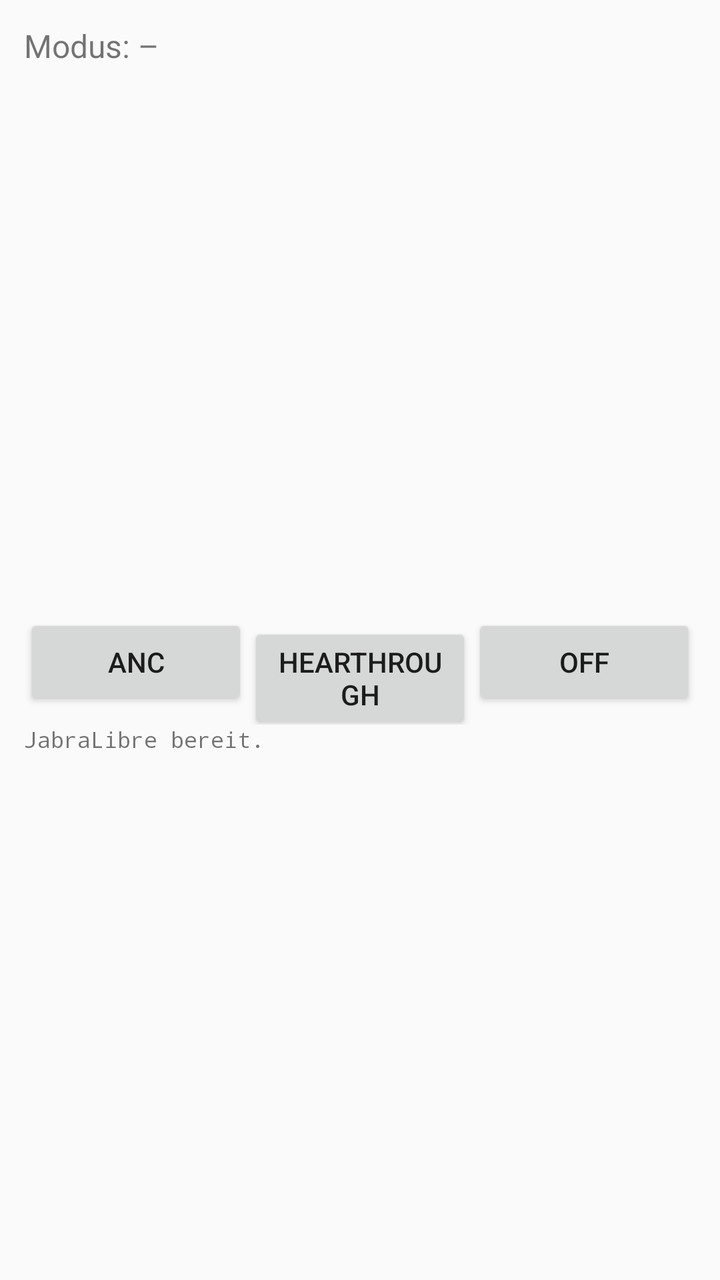
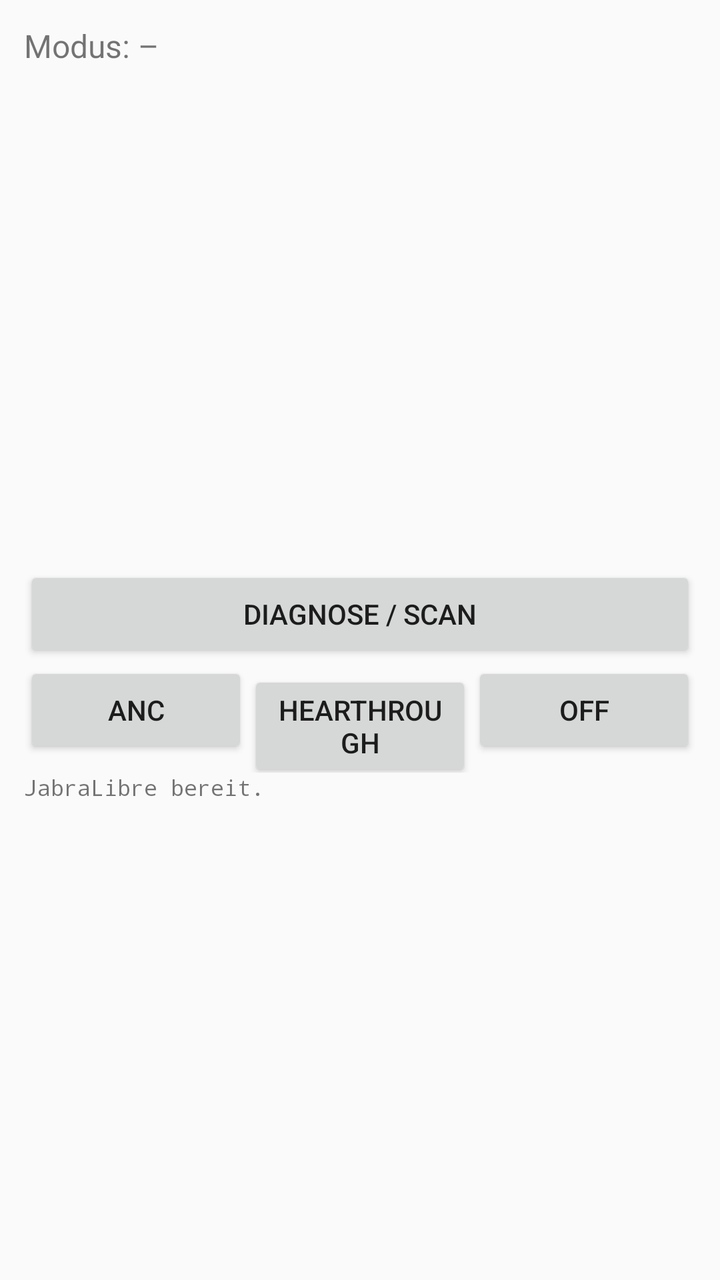

Before-and-after screenshots of an Android layout around one commit, followed by the original layout XML and the change that was made.
<!-- AndroidManifest.xml: application theme Theme.JabraLibre -->
<!-- res/layout/activity_main.xml -->
<?xml version="1.0" encoding="utf-8"?>
<LinearLayout xmlns:android="http://schemas.android.com/apk/res/android"
    android:layout_width="match_parent" android:layout_height="match_parent"
    android:orientation="vertical" android:padding="12dp">

    <TextView
        android:id="@+id/status"
        android:layout_width="match_parent" android:layout_height="wrap_content"
        android:text="Modus: –" android:textSize="16sp" android:paddingBottom="8dp" />

    <ListView
        android:id="@+id/devices"
        android:layout_width="match_parent" android:layout_height="0dp"
        android:layout_weight="1" />

    <LinearLayout
        android:layout_width="match_parent" android:layout_height="wrap_content"
        android:orientation="horizontal">

        <Button android:id="@+id/btnAnc" android:layout_width="0dp"
            android:layout_height="wrap_content" android:layout_weight="1" android:text="ANC" />
        <Button android:id="@+id/btnHt" android:layout_width="0dp"
            android:layout_height="wrap_content" android:layout_weight="1" android:text="HearThrough" />
        <Button android:id="@+id/btnOff" android:layout_width="0dp"
            android:layout_height="wrap_content" android:layout_weight="1" android:text="Off" />
    </LinearLayout>

    <ScrollView
        android:layout_width="match_parent" android:layout_height="0dp"
        android:layout_weight="1">
        <TextView
            android:id="@+id/log"
            android:layout_width="match_parent" android:layout_height="wrap_content"
            android:fontFamily="monospace" android:textSize="11sp"
            android:text="JabraLibre bereit.\n" />
    </ScrollView>
</LinearLayout>
<!-- resources referenced by this layout -->
<resources>
  <style name="Theme.JabraLibre" parent="Theme.AppCompat.DayNight.DarkActionBar" />
</resources>

<!-- the commit's change to res/layout/activity_main.xml (unified diff, before → after) -->
@@ -12,6 +12,12 @@
         android:id="@+id/devices"
         android:layout_width="match_parent" android:layout_height="0dp"
         android:layout_weight="1" />
+
+    <Button
+        android:id="@+id/btnDiag"
+        android:layout_width="match_parent"
+        android:layout_height="wrap_content"
+        android:text="Diagnose / Scan" />
 
     <LinearLayout
         android:layout_width="match_parent" android:layout_height="wrap_content"
